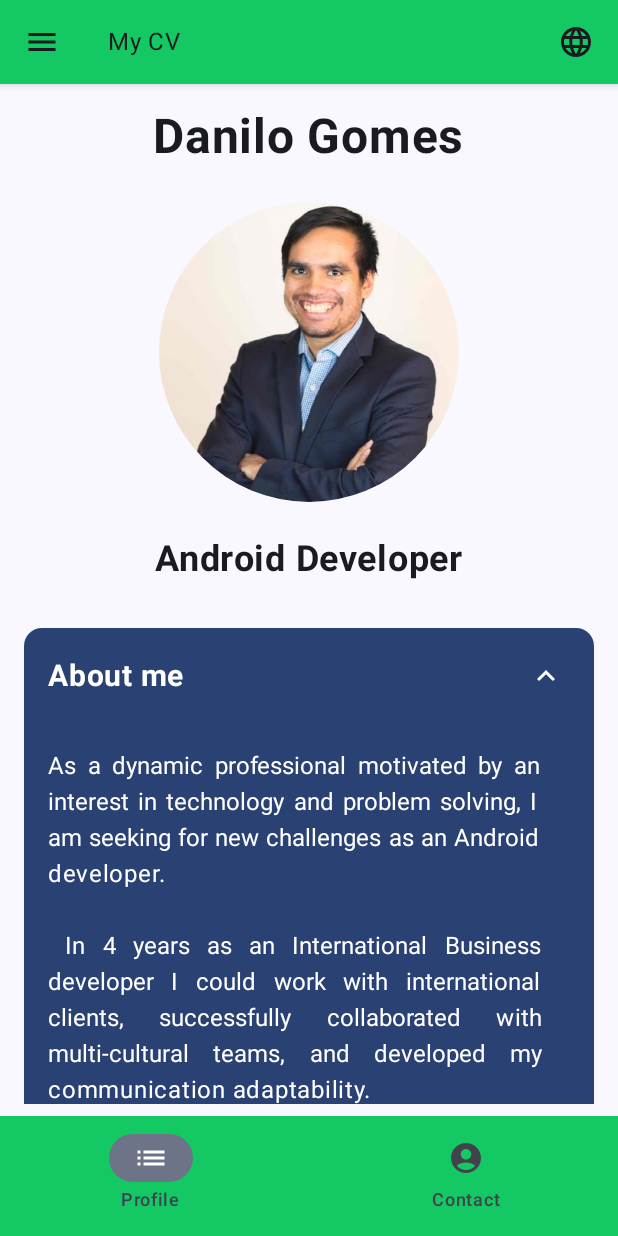
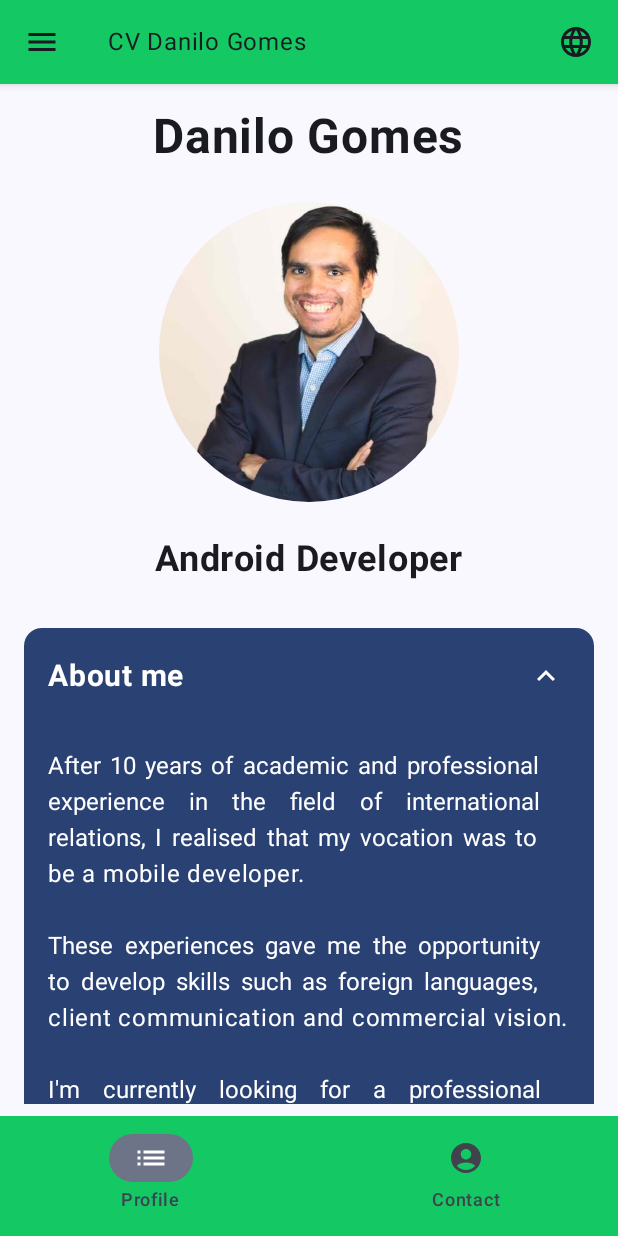
Before and after one commit to dgomesdev/My-CV, an Android app built with Jetpack Compose: the screen it shows after launch (MainActivity), after a tap on "Show more", on a phone screen of 412 x 824 dp. Run offline under Robolectric (Android 15) with nearby library versions, the phone set to English and light mode, and no system bars; our stand-ins replace constraintlayout-compose.

Commit message:
updated resume

```diff
--- a/app/build.gradle.kts
+++ b/app/build.gradle.kts
@@ -59,6 +59,7 @@ dependencies {
     implementation("androidx.compose.ui:ui-graphics")
     implementation("androidx.compose.ui:ui-tooling-preview")
     implementation("androidx.compose.material3:material3")
+
     implementation("androidx.navigation:navigation-compose:2.6.0")
     implementation("androidx.navigation:navigation-runtime-ktx:2.6.0")
     implementation("androidx.constraintlayout:constraintlayout-compose:1.0.1")
--- a/app/src/main/java/com/dgomesdev/mycv/MainActivity.kt
+++ b/app/src/main/java/com/dgomesdev/mycv/MainActivity.kt
@@ -3,7 +3,6 @@ package com.dgomesdev.mycv
 import android.content.Intent
 import android.net.Uri
 import android.os.Bundle
-import androidx.activity.ComponentActivity
 import androidx.activity.compose.setContent
 import androidx.appcompat.app.AppCompatActivity
 import androidx.appcompat.app.AppCompatDelegate
@@ -14,7 +13,6 @@ import androidx.compose.ui.Modifier
 import androidx.core.os.LocaleListCompat
 import com.dgomesdev.mycv.ui.features.CVApp
 import com.dgomesdev.mycv.ui.theme.MyCVTheme
-import java.util.Locale
 
 class MainActivity : AppCompatActivity() {
     override fun onCreate(savedInstanceState: Bundle?) {
--- a/app/src/main/res/values/strings.xml
+++ b/app/src/main/res/values/strings.xml
@@ -1,12 +1,11 @@
 <resources>
-    <string name="app_name">My CV</string>
-    <string name="resume">As a dynamic professional motivated by an interest in technology and
-        problem solving, I am seeking for new challenges as an Android developer.\n\n
-        In 4 years as an International Business developer I could work with international clients, successfully
-        collaborated with multi-cultural teams, and developed my communication adaptability.\n\n
-        My continuous willingness to learn new things and my aptitude for programming led me to
-        study Kotlin and Java, architecture for mobile apps and Android-related knowledge.\n\n
-        Knowledge that I want to put into practice as a mobile developer
+    <string name="app_name" translatable="false">CV Danilo Gomes</string>
+    <string name="resume">After 10 years of academic and professional experience in the field of
+        international relations, I realised that my vocation was to be a mobile developer.\n\nThese
+        experiences gave me the opportunity to develop skills such as foreign languages, client
+        communication and commercial vision.\n\nI\'m currently looking for a professional opportunity
+        to complete this career transition, contributing to Android application projects that provide
+        impactful and useful solutions to clients problems.
     </string>
     <string name="profile">Profile</string>
     <string name="work_experience">Work experience</string>
@@ -54,8 +53,8 @@
     <string name="volunteering">Volunteering</string>
     <string name="curiosities">Curiosities about me</string>
     <string name="chess_champion">" • Chess champion in High School"</string>
-    <string name="trans_siberian_railway">" • Travelled the Trans-Siberian Railway"</string>
-    <string name="plays_guitar">" • Plays guitar since was 10"</string>
+    <string name="trans_siberian_railway">" • Travel in the Trans-Siberian Railway"</string>
+    <string name="plays_guitar">" • Guitar player"</string>
     <string name="swimming">" • Favorite sport: swimming"</string>
     <string name="women_s_world_cup">" • Fans\' support and orientation - Women\'s World Cup 2019 in France"</string>
     <string name="men_s_world_cup">" • Fans\' support and orientation - Men\'s World Cup 2018 in Russia"</string>
@@ -63,10 +62,12 @@
     <string name="portuguese_teacher">" • Portuguese teacher for refugee Haitian women in 2011 in Brazil"</string>
     <string name="android_developer">Android Developer</string>
     <string name="about_me">About me</string>
-    <string name="international_mentality">" • International mentality "</string>
-    <string name="interpersonal_skills">" • Interpersonal skills"</string>
+    <string name="international_mentality">" • International mentality"</string>
+    <string name="communication">" • Communication"</string>
     <string name="teamwork">" • Teamwork"</string>
     <string name="adaptability">" • Adaptability"</string>
-    <string name="analytical_skill">" • Analytical skill"</string>
-    <string name="native_android_kotlin_java">" • Native Android (Kotlin + Java)"</string>
+    <string name="analytical_thinking">" • Analytical thinking"</string>
+    <string name="business_vision">" • Business vision"</string>
+    <string name="local_data_persistence">" • Local data persistence"</string>
+    <string name="dependency_injection">" • Dependency injection"</string>
 </resources>
--- a/build.gradle.kts
+++ b/build.gradle.kts
@@ -1,5 +1,5 @@
 // Top-level build file where you can add configuration options common to all sub-projects/modules.
 plugins {
-    id("com.android.application") version "8.1.0-rc01" apply false
+    id("com.android.application") version "8.1.2" apply false
     id("org.jetbrains.kotlin.android") version "1.8.10" apply false
 }
```
Also changed, not shown: app/src/main/java/com/dgomesdev/mycv/ui/features/Profile.kt (+13 -10 lines), gradle/wrapper/gradle-wrapper.properties, 2 other files.
